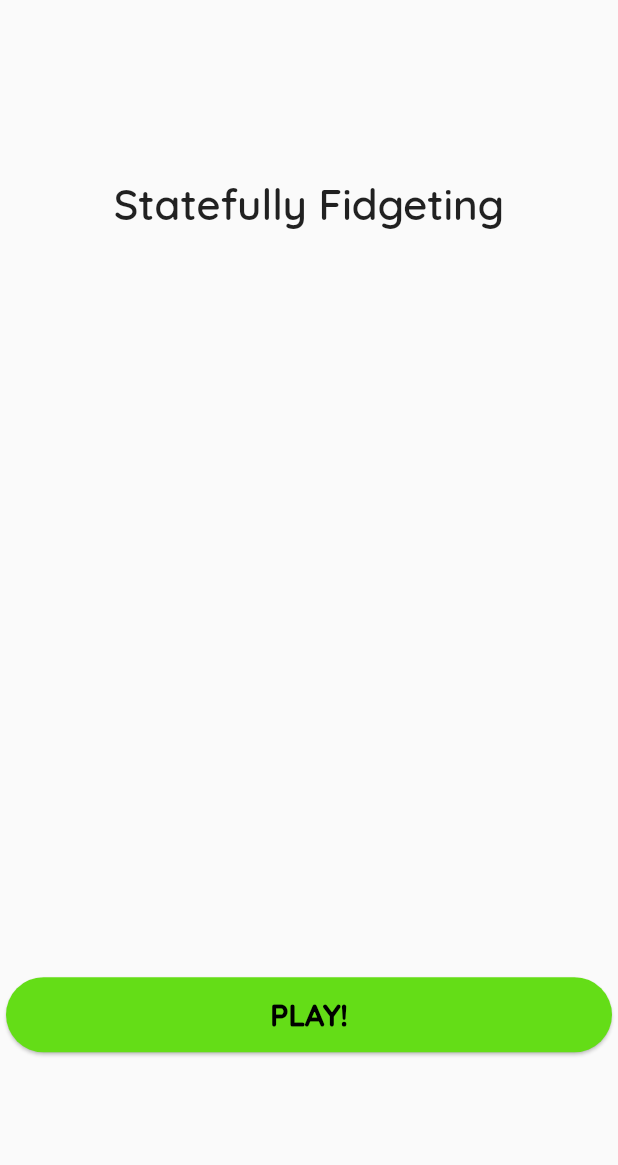
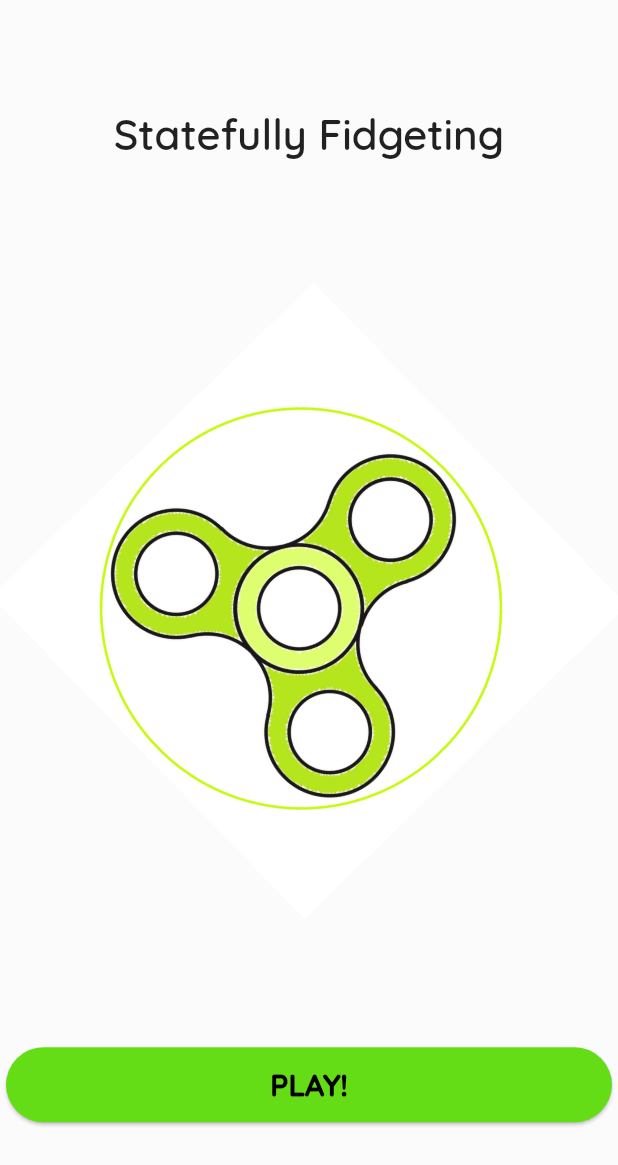
Before and after one commit to reeshaa/Statefully-Fidgeting, a Flutter app: the screen it shows after launch, on a phone screen of 412 x 824 dp. Shown: the top 1165 px of the screen. Run offline on Flutter 3.47's test engine with Material 2 defaults, Android fonts, the light colour scheme and no system bars; our stand-ins replace audioplayers, fluttertoast; missing offline and left inert: dart:ffi, slimy_card.

Commit message:
working on main screen

```diff
--- /dev/null
+++ b/lib/components/fidget_spinner.dart
@@ -0,0 +1,25 @@
+import 'package:flutter/material.dart';
+
+class FidgetSpinner extends StatefulWidget {
+  @override
+  _FidgetSpinnerState createState() => _FidgetSpinnerState();
+}
+
+class _FidgetSpinnerState extends State<FidgetSpinner> {
+  @override
+  Widget build(BuildContext context) {
+    return Container(
+      child: Transform.rotate(
+        angle: 0.8,
+        child: Container(
+          alignment: Alignment.center,
+          child: Image.asset(
+            'images/fidget-spinner.jpg',
+            height: 300,
+            width: 300,
+          ),
+        ),
+      ),
+    );
+  }
+}
--- a/lib/main.dart
+++ b/lib/main.dart
@@ -5,6 +5,7 @@ import 'package:statefully_fidgeting/components/hostgamepopup.dart';
 import 'screens/gameplay_tugofwar.dart';
 import 'package:audioplayers/audio_cache.dart';
 import 'package:audioplayers/audioplayers.dart';
+import 'package:statefully_fidgeting/components/fidget_spinner.dart';
 
 void main() => runApp(MyApp());
 
@@ -91,6 +92,7 @@ class _LandingPageMainState extends State<LandingPageMain> {
   Widget build(BuildContext context) {
     return Scaffold(
       body: Container(
+        color: Colors.white12,
         // decoration: BoxDecoration(
         //   gradient: LinearGradient(
         //       begin: Alignment.topRight,
@@ -110,10 +112,10 @@ class _LandingPageMainState extends State<LandingPageMain> {
                 fontFamily: 'Quicksand',
               ),
             ),
-            SizedBox(height: 20),
+            FidgetSpinner(),
             Card(
               shape: RoundedRectangleBorder(
-                borderRadius: BorderRadius.circular(25.0),
+                borderRadius: BorderRadius.circular(40.0),
               ),
               color: Colors.lightGreenAccent[700],
               child: InkWell(
```
Also changed, not shown: images/fidget-spinner.jpg (added).
